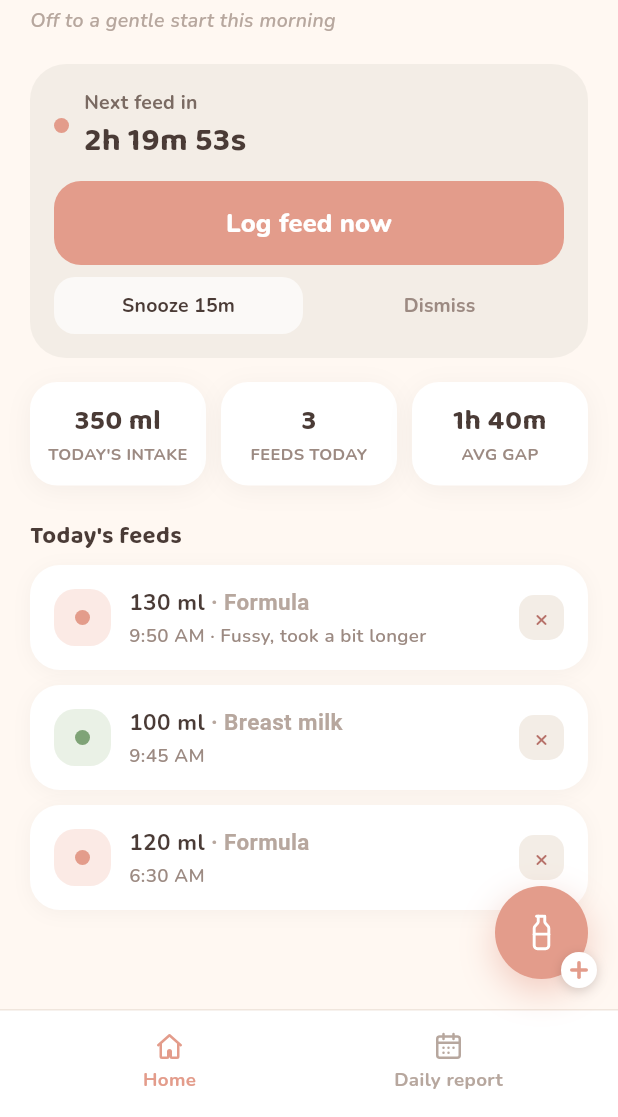
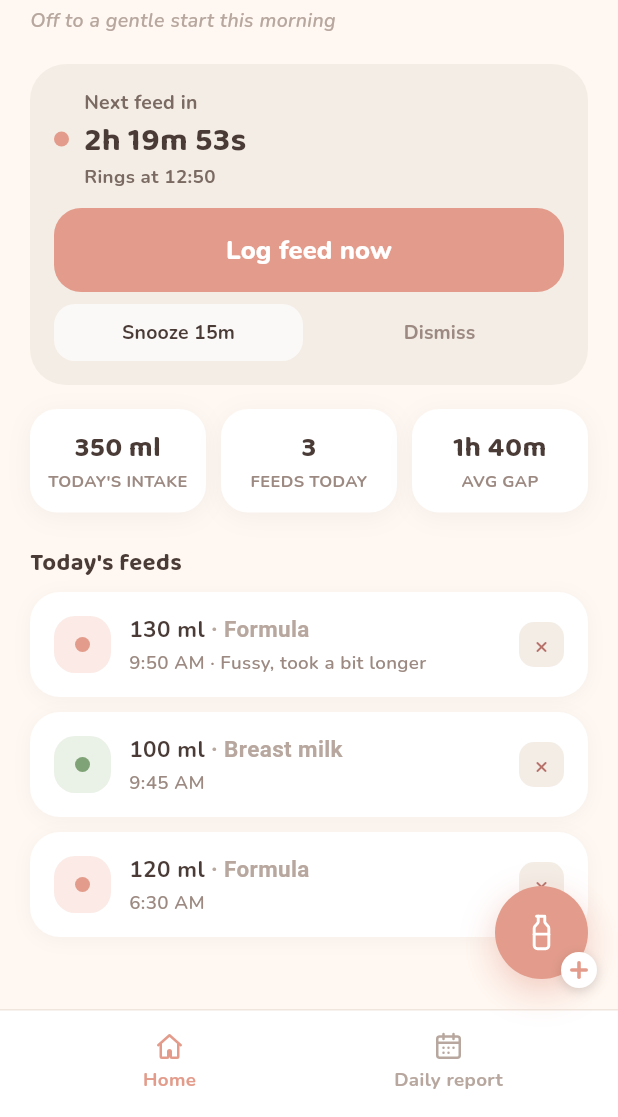
Before and after one commit to allanweber/baby-reminder, a Flutter app: the screen it shows after launch, on a phone screen of 412 x 824 dp, the part 119-1236 px from its top. Run offline on Flutter 3.47's test engine with Material 3 defaults, Android fonts, the phone set to English and light mode, and no system bars; our stand-ins replace audioplayers, file_picker, flutter_local_notifications, flutter_svg, shared_preferences, timezone.

Commit message:
Fix analyze (const Tooltip) and show alarm ring time (HH:MM)
- Make the header timer Tooltip const so flutter analyze passes.
- Alongside the countdown, both the feed reminder and the custom timer
  now show the wall-clock time (24h) the alarm will ring, e.g.
  "Rings at 18:30".

Co-Authored-By: Claude Opus 4.8 <noreply@anthropic.com>
Claude-Session: https://claude.ai/code/session_01PSzgicj8AKCCMzB6BNdZpy

```diff
--- a/app/lib/screens/home_screen.dart
+++ b/app/lib/screens/home_screen.dart
@@ -59,6 +59,11 @@ class HomeScreen extends StatelessWidget {
         final msLeft = appState.effectiveReminderAt - now.millisecondsSinceEpoch;
         final overdue = msLeft <= 0;
         final reminderLabel = overdue ? 'Due now' : fmtCountdown(msLeft);
+        // The wall-clock time the alarm is set to ring (24h), shown alongside
+        // the countdown so it's clear when it will go off.
+        final ringAtLabel = overdue
+            ? null
+            : 'Rings at ${DateFormat('HH:mm').format(DateTime.fromMillisecondsSinceEpoch(appState.effectiveReminderAt))}';
 
         return SafeArea(
           bottom: false,
@@ -97,12 +102,12 @@ class HomeScreen extends StatelessWidget {
                         child: InkWell(
                           customBorder: const CircleBorder(),
                           onTap: () => showTimerSheet(context, appState),
-                          child: Tooltip(
+                          child: const Tooltip(
                             message: 'Set a timer',
                             child: SizedBox(
                               width: 40,
                               height: 40,
-                              child: const Center(
+                              child: Center(
                                 child: Icon(Icons.timer_outlined, size: 22, color: AppColors.gearStroke),
                               ),
                             ),
@@ -133,6 +138,7 @@ class HomeScreen extends StatelessWidget {
                   CustomTimerBanner(
                     label: appState.customTimerLabel,
                     countdownLabel: overdue ? "Time's up" : fmtCountdown(msLeft),
+                    atLabel: ringAtLabel,
                     overdue: overdue,
                     onAddFive: () => appState.extendCustomTimer(const Duration(minutes: 5)),
                     onCancel: () => appState.cancelCustomTimer(),
@@ -142,6 +148,7 @@ class HomeScreen extends StatelessWidget {
                     showCountdown: !appState.reminderDismissed,
                     overdue: overdue,
                     reminderLabel: reminderLabel,
+                    atLabel: ringAtLabel,
                     accentColor: AppColors.accentBlush,
                     onLogNow: () => showLogFeedSheet(context, appState),
                     onSnooze: () => appState.snoozeReminder(),
--- a/app/lib/widgets/custom_timer_banner.dart
+++ b/app/lib/widgets/custom_timer_banner.dart
@@ -7,6 +7,7 @@ import '../theme/app_theme.dart';
 class CustomTimerBanner extends StatelessWidget {
   final String label;
   final String countdownLabel;
+  final String? atLabel;
   final bool overdue;
   final VoidCallback onAddFive;
   final VoidCallback onCancel;
@@ -15,6 +16,7 @@ class CustomTimerBanner extends StatelessWidget {
     super.key,
     required this.label,
     required this.countdownLabel,
+    this.atLabel,
     required this.overdue,
     required this.onAddFive,
     required this.onCancel,
@@ -60,6 +62,11 @@ class CustomTimerBanner extends StatelessWidget {
                       style: const TextStyle(
                           fontFamily: balooFamily, fontSize: 22, fontWeight: FontWeight.w700, color: AppColors.textPrimary),
                     ),
+                    if (atLabel != null)
+                      Text(
+                        atLabel!,
+                        style: const TextStyle(fontSize: 12.5, fontWeight: FontWeight.w700, color: AppColors.reminderTitleText),
+                      ),
                   ],
                 ),
               ),
--- a/app/lib/widgets/reminder_banner.dart
+++ b/app/lib/widgets/reminder_banner.dart
@@ -6,6 +6,7 @@ class ReminderBanner extends StatelessWidget {
   final bool showCountdown;
   final bool overdue;
   final String reminderLabel;
+  final String? atLabel;
   final Color accentColor;
   final VoidCallback onLogNow;
   final VoidCallback onSnooze;
@@ -16,6 +17,7 @@ class ReminderBanner extends StatelessWidget {
     required this.showCountdown,
     required this.overdue,
     required this.reminderLabel,
+    this.atLabel,
     required this.accentColor,
     required this.onLogNow,
     required this.onSnooze,
@@ -64,6 +66,11 @@ class ReminderBanner extends StatelessWidget {
                       reminderLabel,
                       style: const TextStyle(fontFamily: balooFamily, fontSize: 22, fontWeight: FontWeight.w700, color: AppColors.textPrimary),
                     ),
+                    if (atLabel != null)
+                      Text(
+                        atLabel!,
+                        style: const TextStyle(fontSize: 12.5, fontWeight: FontWeight.w700, color: AppColors.reminderTitleText),
+                      ),
                   ],
                 ),
               ),
```
